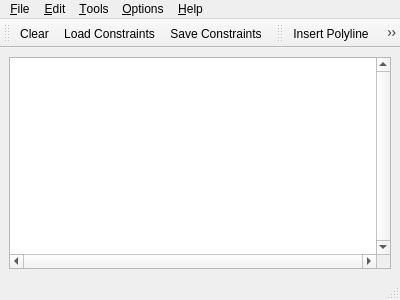
Before: the Qt Designer form GraphicsView/demo/GraphicsView/MainWindow.ui in CGAL/cgal, drawn with Qt 5.
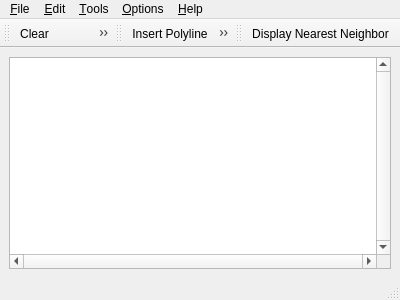
After: the same form once the commit is applied. Icons and pictures are not drawn.

The edit to the form file:
```diff
--- a/GraphicsView/demo/GraphicsView/MainWindow.ui
+++ b/GraphicsView/demo/GraphicsView/MainWindow.ui
@@ -112,14 +112,6 @@
    </property>
   </widget>
   <widget class="QToolBar" name="fileToolBar" >
-   <property name="geometry" >
-    <rect>
-     <x>0</x>
-     <y>29</y>
-     <width>116</width>
-     <height>37</height>
-    </rect>
-   </property>
    <property name="windowTitle" >
     <string>File Tools</string>
    </property>
@@ -134,14 +126,6 @@
    <addaction name="actionSaveConstraints" />
   </widget>
   <widget class="QToolBar" name="toolBar" >
-   <property name="geometry" >
-    <rect>
-     <x>116</x>
-     <y>29</y>
-     <width>284</width>
-     <height>37</height>
-    </rect>
-   </property>
    <property name="windowTitle" >
     <string>Visualization Tools</string>
    </property>
@@ -158,6 +142,18 @@
    <addaction name="actionCircumcenter" />
    <addaction name="actionRecenter" />
   </widget>
+  <widget class="QToolBar" name="toolBar_2" >
+   <property name="windowTitle" >
+    <string>toolBar_2</string>
+   </property>
+   <attribute name="toolBarArea" >
+    <enum>TopToolBarArea</enum>
+   </attribute>
+   <attribute name="toolBarBreak" >
+    <bool>false</bool>
+   </attribute>
+   <addaction name="actionDisplay_Nearest_Neighbor" />
+  </widget>
   <action name="actionAbout" >
    <property name="text" >
     <string>&amp;About</string>
@@ -350,6 +346,22 @@
     <string>Ctrl+A</string>
    </property>
   </action>
+  <action name="actionToto" >
+   <property name="text" >
+    <string>toto</string>
+   </property>
+  </action>
+  <action name="actionDisplay_Nearest_Neighbor" >
+   <property name="checkable" >
+    <bool>true</bool>
+   </property>
+   <property name="icon" >
+    <iconset resource="MainWindow.qrc" >:/cgal/Actions/icons/circumcenter.png</iconset>
+   </property>
+   <property name="text" >
+    <string>Display Nearest Neighbor</string>
+   </property>
+  </action>
  </widget>
  <resources>
   <include location="MainWindow.qrc" />
```
Left out of the diff: 53 changed lines with no effect on the pictures.
